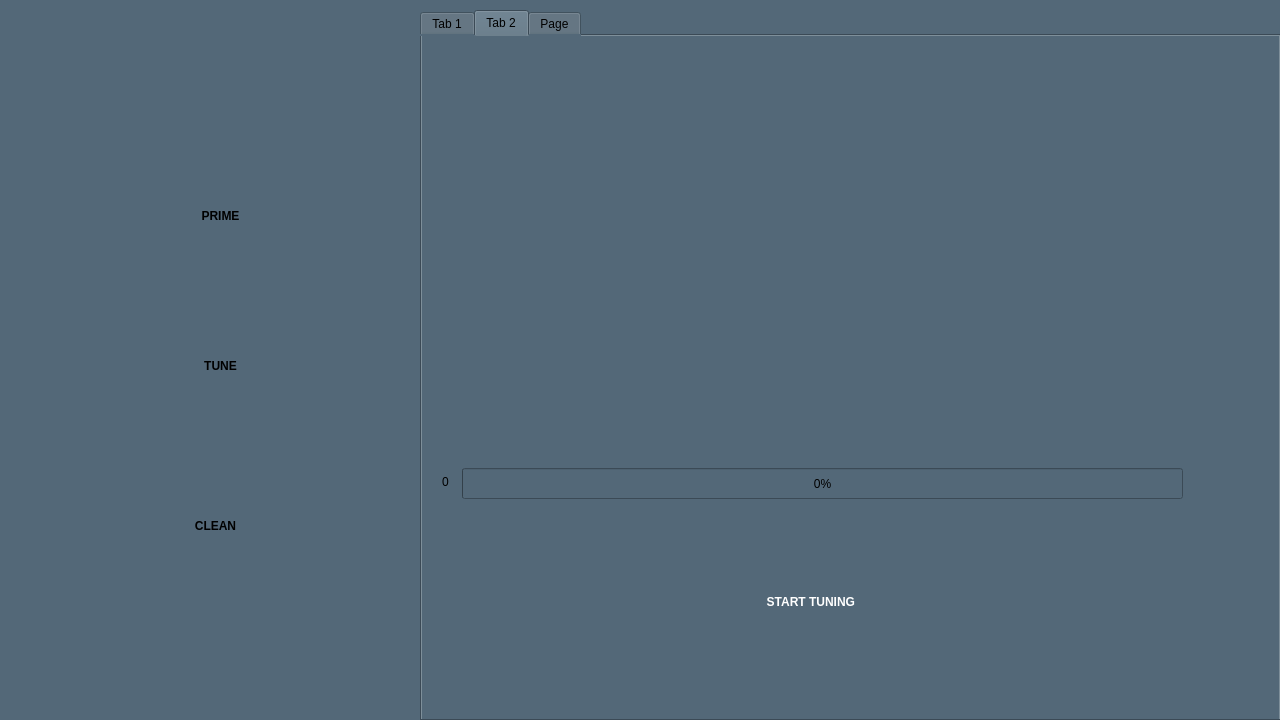
The window that prime.ui (RISWANAAAA/venturiphaco) describes before a commit, drawn with Qt 5.
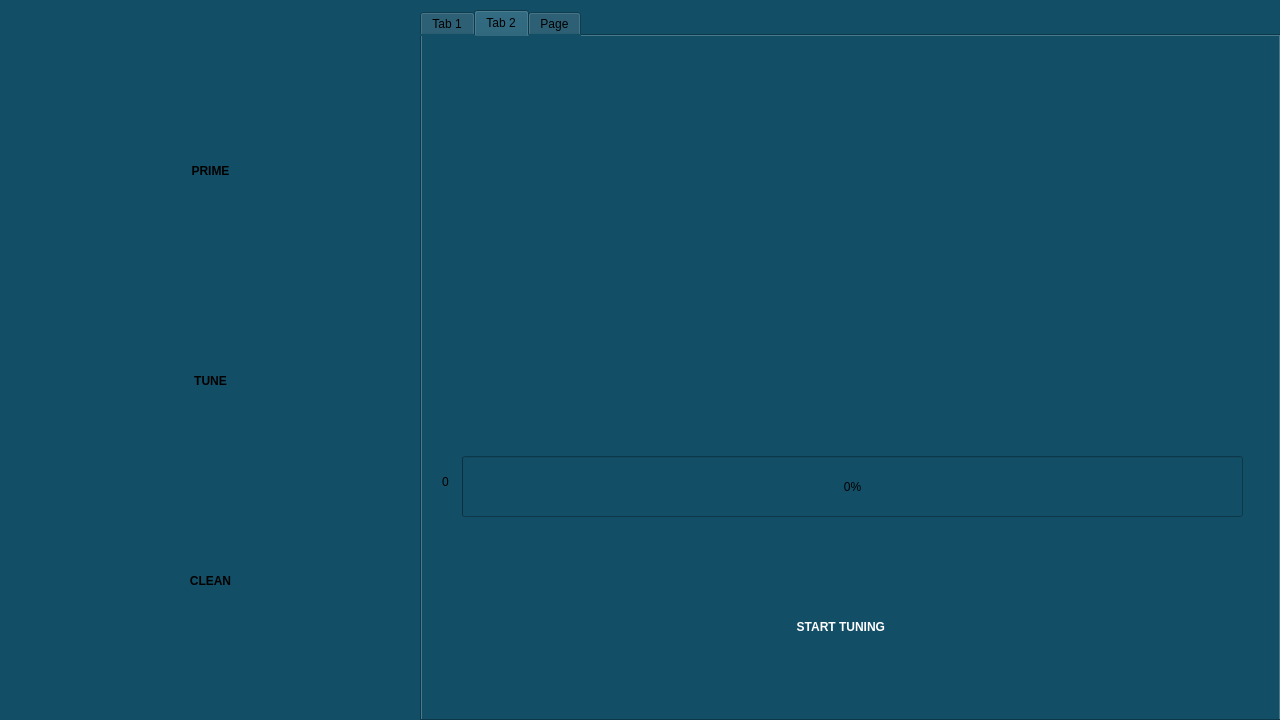
The same window after the commit. The open tabs and pages were chosen to show the change. Icons and pictures are not drawn.

```diff
--- a/prime.ui
+++ b/prime.ui
@@ -14,24 +14,35 @@
    <string>Form</string>
   </property>
   <property name="styleSheet">
-   <string notr="true">background-color:rgb(83, 104, 120);</string>
+   <string notr="true">
+background-color: rgb(18, 78, 102);
+
+
+</string>
   </property>
   <widget class="QPushButton" name="clean_but">
    <property name="geometry">
     <rect>
-     <x>140</x>
+     <x>70</x>
      <y>480</y>
-     <width>151</width>
-     <height>91</height>
+     <width>281</width>
+     <height>201</height>
     </rect>
    </property>
    <property name="styleSheet">
-    <string notr="true">font:20pt &quot;Ubuntu&quot;;
+    <string notr="true">QPushButton{
+font:20pt &quot;Ubuntu&quot;;
 background-color:transparent;
 image: url(:/images/g1094.png);
 border-radius:20px;
 border:none;
-font:bold;</string>
+font:bold;
+}
+QPushButton:focus {
+    outline: none;
+    border: none;
+}
+</string>
    </property>
    <property name="text">
     <string>CLEAN</string>
@@ -40,19 +51,26 @@
   <widget class="QPushButton" name="Tune_but">
    <property name="geometry">
     <rect>
-     <x>140</x>
-     <y>320</y>
-     <width>161</width>
-     <height>91</height>
+     <x>70</x>
+     <y>280</y>
+     <width>281</width>
+     <height>201</height>
     </rect>
    </property>
    <property name="styleSheet">
-    <string notr="true">font:20pt &quot;Ubuntu&quot;;
+    <string notr="true">QPushButton{
+font:20pt &quot;Ubuntu&quot;;
 background-color:transparent;
 image: url(:/images/g1094.png);
 border-radius:20px;
 border:none;
-font:bold;</string>
+font:bold;
+}
+QPushButton:focus {
+    outline: none;
+    border: none;
+}
+</string>
    </property>
    <property name="text">
     <string>TUNE</string>
@@ -61,19 +79,27 @@
   <widget class="QPushButton" name="prime1_but">
    <property name="geometry">
     <rect>
-     <x>140</x>
-     <y>170</y>
-     <width>161</width>
-     <height>91</height>
+     <x>70</x>
+     <y>70</y>
+     <width>281</width>
+     <height>201</height>
     </rect>
    </property>
    <property name="styleSheet">
-    <string notr="true">font:20pt &quot;Ubuntu&quot;;
-background-color:transparent;
-image: url(:/images/g3042.png);
-border-radius:20px;
-border:none;
-font:bold;</string>
+    <string notr="true">QPushButton {
+    font: 20pt &quot;Ubuntu&quot;;
+    background-color: transparent;
+    image: url(:/images/g3042.png);
+    border-radius: 20px;
+    border: none;
+    font-weight: bold;
+}
+
+QPushButton:focus {
+    outline: none;
+    border: none;
+}
+</string>
    </property>
    <property name="text">
     <string>PRIME</string>
@@ -247,7 +273,11 @@
    </widget>
    <widget class="QWidget" name="tab_7">
     <property name="styleSheet">
-     <string notr="true">background-color:rgb(83, 104, 120);</string>
+     <string notr="true">
+background-color: rgb(18, 78, 102);
+
+
+</string>
     </property>
     <attribute name="title">
      <string>Tab 2</string>
@@ -255,10 +285,10 @@
     <widget class="QLabel" name="handpice_img_2">
      <property name="geometry">
       <rect>
-       <x>10</x>
-       <y>20</y>
-       <width>841</width>
-       <height>361</height>
+       <x>-20</x>
+       <y>-20</y>
+       <width>851</width>
+       <height>491</height>
       </rect>
      </property>
      <property name="styleSheet">
@@ -275,40 +305,31 @@
       <rect>
        <x>220</x>
        <y>510</y>
-       <width>341</width>
-       <height>111</height>
+       <width>401</width>
+       <height>161</height>
       </rect>
      </property>
      <property name="styleSheet">
-      <string notr="true">font:22pt &quot;Ubuntu&quot;;
-image: url(:/images/g4210.png);
-background-color: transparent;
-color: rgb(255, 255, 255);
-border-radius:20px;
-border:none;
-font:bold;</string>
+      <string notr="true">QPushButton {
+    font: 22pt &quot;Ubuntu&quot;;
+    image: url(:/images/g4210.png);
+    background-color: transparent;
+    color: rgb(255, 255, 255);
+    border-radius: 20px;
+    border: none;
+    font-weight: bold;
+}
+
+QPushButton:focus {
+    outline: none;
+    border: none;
+}
+</string>
      </property>
      <property name="text">
       <string>START TUNING </string>
      </property>
     </widget>
-    <widget class="QLabel" name="tick_lab_2">
-     <property name="geometry">
-      <rect>
-       <x>790</x>
-       <y>420</y>
-       <width>51</width>
-       <height>41</height>
-      </rect>
-     </property>
-     <property name="styleSheet">
-      <string notr="true">
-background-color:transparent;</string>
-     </property>
-     <property name="text">
-      <string/>
-     </property>
-    </widget>
     <widget class="QLabel" name="initial_lab_2">
      <property name="geometry">
       <rect>
@@ -336,7 +357,7 @@
       </rect>
      </property>
      <property name="styleSheet">
-      <string notr="true"/>
+      <string notr="true">background-color:transparent;</string>
      </property>
      <property name="text">
       <string/>
@@ -352,9 +373,16 @@
       </rect>
      </property>
      <property name="styleSheet">
-      <string notr="true">image: url(:/images/nextimg.png);
+      <string notr="true">QPushButton{
+image: url(:/images/nextimg.png);
 background-color:transparent;
-border:none;</string>
+border:none;
+}
+QPushButton:focus {
+    outline: none;
+    border: none;
+}
+</string>
      </property>
      <property name="text">
       <string/>
@@ -364,9 +392,9 @@
      <property name="geometry">
       <rect>
        <x>40</x>
-       <y>432</y>
-       <width>721</width>
-       <height>31</height>
+       <y>420</y>
+       <width>781</width>
+       <height>61</height>
       </rect>
      </property>
      <property name="value">
```
Left out of the diff: 75 changed lines with no effect on the pictures.
